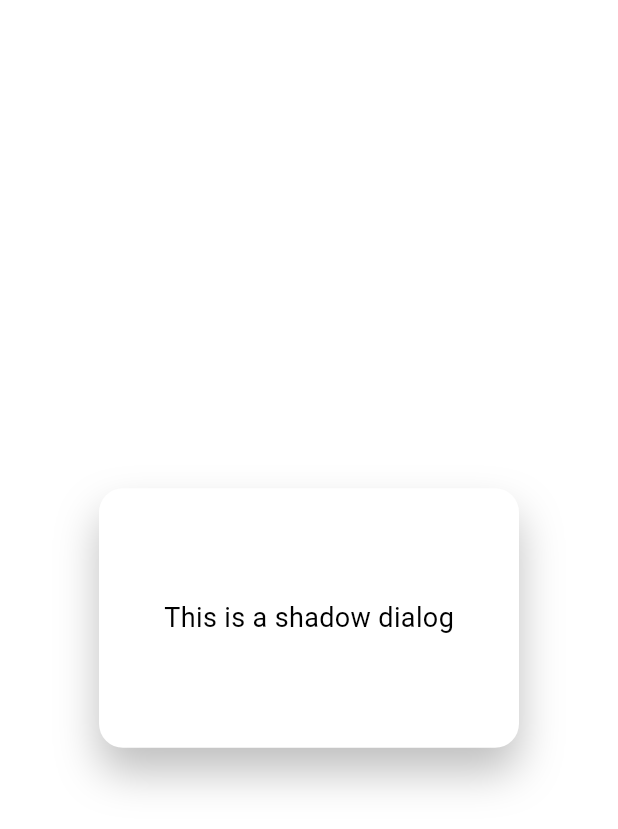
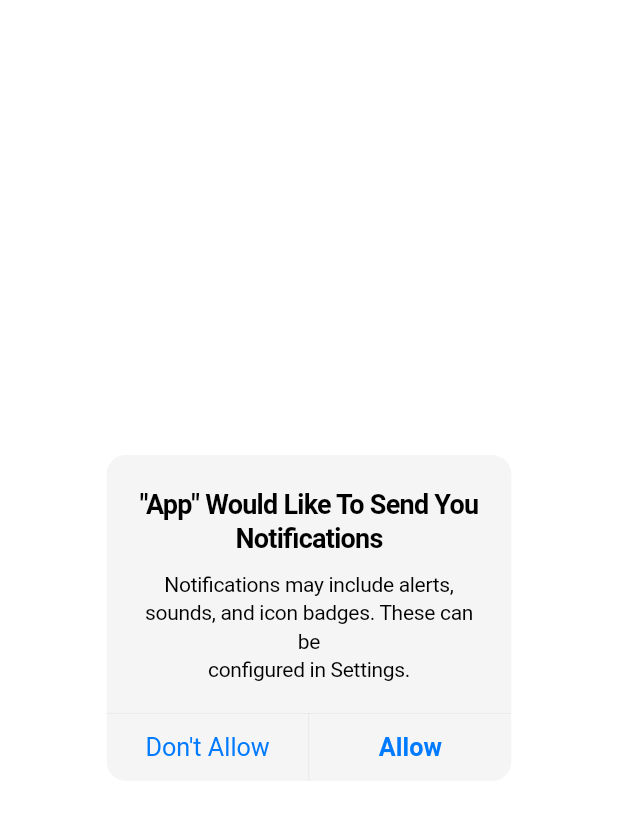
Before and after one commit to Urgenchbayev-Alibek/store_app, a Flutter app: the CenterDialog widget shown alone on an empty page, opened directly, on a phone screen of 412 x 824 dp. Shown: the top 829 px of the screen. Run offline on Flutter 3.47's test engine with Material 3 defaults, Android fonts, the phone set to English and light mode, and no system bars; our stand-ins replace dio, equatable, flutter_bloc, flutter_screenutil, flutter_secure_storage, flutter_svg and 1 more; accounts and stored records are empty; Roboto replaces fonts that are missing (General Sans).

Commit message:
home_page

```diff
--- a/lib/features/home/pages/home_view.dart
+++ b/lib/features/home/pages/home_view.dart
@@ -1,4 +1,5 @@
 import 'package:flutter/material.dart';
+import '../widgets/home_appbar.dart';
 import '../widgets/home_body.dart';
 import '../widgets/navigation_bar.dart';
 import '../widgets/search_and_wallet_bar.dart';
--- a/lib/features/home/widgets/center_dialog.dart
+++ b/lib/features/home/widgets/center_dialog.dart
@@ -6,33 +6,45 @@ class CenterDialog extends StatelessWidget {
 
   @override
   Widget build(BuildContext context) {
-    return Dialog(
-      backgroundColor: Colors.transparent,
-      elevation: 0,
-      child: Container(
-        width: 273,
-        height: 173,
-        decoration: BoxDecoration(
-          color: Colors.white,
-          borderRadius: BorderRadius.circular(16),
-          boxShadow: [
-            BoxShadow(
-              color: Colors.black.withOpacity(0.25),
-              blurRadius: 24,
-              offset: Offset(0, 16),
-            ),
-          ],
-        ),
-        child: Center(
-          child: Text(
-            'This is a shadow dialog',
-            style: TextStyle(
-              fontSize: 18,
-              color: Colors.black,
-            ),
+    return CupertinoAlertDialog(
+      title: Text(
+        '"App" Would Like To Send You\nNotifications',
+        style: TextStyle(fontSize: 18),
+        textAlign: TextAlign.center,
+      ),
+      content: Padding(
+        padding: const EdgeInsets.only(top: 8.0),
+        child: Text(
+          'Notifications may include alerts,\nsounds, and icon badges. These can be\nconfigured in Settings.',
+          style: TextStyle(
+            fontSize: 14,
+            color: Color(0xff000000),
           ),
+          textAlign: TextAlign.center,
         ),
       ),
+      actions: [
+        CupertinoDialogAction(
+          onPressed: () {
+            Navigator.of(context).pop();
+          },
+          isDestructiveAction: false,
+          textStyle: TextStyle(
+            color: CupertinoColors.activeBlue,
+          ),
+          child: Text("Don't Allow"),
+        ),
+        CupertinoDialogAction(
+          onPressed: () {
+            Navigator.of(context).pop();
+          },
+          isDefaultAction: true,
+          textStyle: TextStyle(
+            color: CupertinoColors.activeBlue,
+          ),
+          child: Text("Allow"),
+        ),
+      ],
     );
   }
 }
--- a/lib/features/home/widgets/home_appbar.dart
+++ b/lib/features/home/widgets/home_appbar.dart
@@ -1,10 +1,8 @@
 import 'package:flutter/material.dart';
 import 'package:flutter_svg/flutter_svg.dart';
-
 import 'center_dialog.dart';
-
-class HomeView extends StatelessWidget implements PreferredSizeWidget {
-  const HomeView({Key? key}) : super(key: key);
+class DiscoverAppBar extends StatelessWidget implements PreferredSizeWidget {
+  const DiscoverAppBar({Key? key}) : super(key: key);
 
   @override
   Widget build(BuildContext context) {
--- a/lib/features/home/widgets/search_and_wallet_bar.dart
+++ b/lib/features/home/widgets/search_and_wallet_bar.dart
@@ -1,7 +1,11 @@
 import 'package:flutter/material.dart';
 import 'package:flutter_svg/flutter_svg.dart';
 
-class DiscoverAppBar extends StatelessWidget implements PreferredSizeWidget {
+import 'center_dialog.dart';
+
+class HomeView extends StatelessWidget implements PreferredSizeWidget {
+  const HomeView({Key? key}) : super(key: key);
+
   @override
   Widget build(BuildContext context) {
     return AppBar(
@@ -22,16 +26,25 @@ class DiscoverAppBar extends StatelessWidget implements PreferredSizeWidget {
       actions: [
         Padding(
           padding: const EdgeInsets.all(16),
-          child: SvgPicture.asset(
-            'assets/icons/no_notification.svg',
-            width: 24,
-            height: 24,
+          child: InkWell(
+            onTap: () {
+              showDialog(
+                context: context,
+                builder: (context) => const CenterDialog(),
+              );
+            },
+            child: SvgPicture.asset(
+              'assets/icons/no_notification.svg',
+              width: 24,
+              height: 24,
+              colorFilter: ColorFilter.mode(Colors.black, BlendMode.srcIn),
+            ),
           ),
-        )
+        ),
       ],
     );
   }
 
   @override
-  Size get preferredSize => Size.fromHeight(kToolbarHeight);
+  Size get preferredSize => const Size.fromHeight(kToolbarHeight);
 }
```
Also changed, not shown: lib/main.dart (+0 -28 lines).
